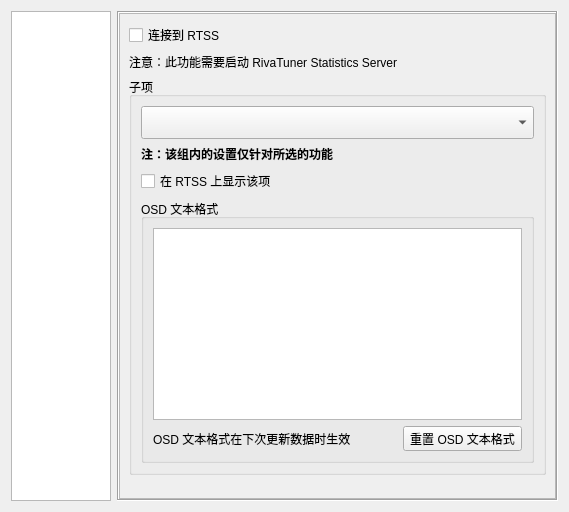
The window that EliteSpeedrunTool/SettingDialog.ui (GTA5Oracle/EliteSpeedrunTool) describes before a commit, drawn with Qt 5.
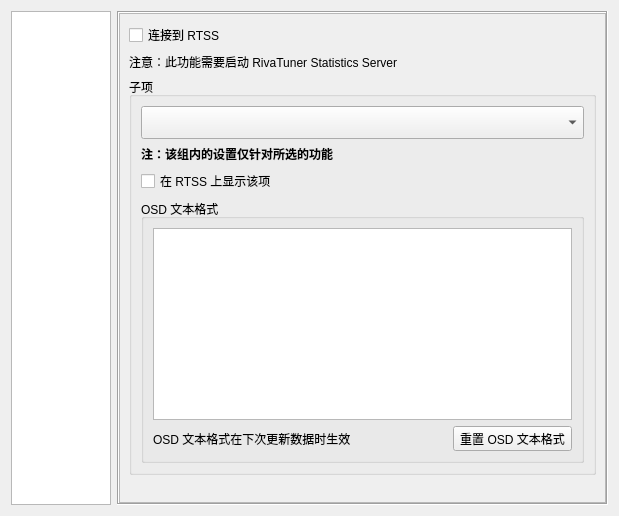
The same window after the commit. Icons and pictures are not drawn.

Diff of the .ui file:
```diff
--- a/EliteSpeedrunTool/SettingDialog.ui
+++ b/EliteSpeedrunTool/SettingDialog.ui
@@ -6,8 +6,8 @@
    <rect>
     <x>0</x>
     <y>0</y>
-    <width>569</width>
-    <height>512</height>
+    <width>619</width>
+    <height>516</height>
    </rect>
   </property>
   <property name="windowTitle">
@@ -712,8 +712,8 @@
            <rect>
             <x>0</x>
             <y>0</y>
-            <width>447</width>
-            <height>488</height>
+            <width>497</width>
+            <height>492</height>
            </rect>
           </property>
           <layout class="QVBoxLayout" name="verticalLayout_33">
@@ -729,6 +729,9 @@
              <property name="text">
               <string>注意：此功能需要启动 RivaTuner Statistics Server</string>
              </property>
+             <property name="wordWrap">
+              <bool>true</bool>
+             </property>
             </widget>
            </item>
            <item>
@@ -757,6 +760,9 @@
                 <property name="text">
                  <string>注：该组内的设置仅针对所选的功能</string>
                 </property>
+                <property name="wordWrap">
+                 <bool>true</bool>
+                </property>
                </widget>
               </item>
               <item>
@@ -779,24 +785,20 @@
                   <layout class="QHBoxLayout" name="horizontalLayout_5">
                    <item>
                     <widget class="QLabel" name="label_43">
+                     <property name="sizePolicy">
+                      <sizepolicy hsizetype="Expanding" vsizetype="Preferred">
+                       <horstretch>0</horstretch>
+                       <verstretch>0</verstretch>
+                      </sizepolicy>
+                     </property>
                      <property name="text">
                       <string>OSD 文本格式在下次更新数据时生效</string>
                      </property>
+                     <property name="wordWrap">
+                      <bool>true</bool>
+                     </property>
                     </widget>
                    </item>
-                   <item>
-                    <spacer name="horizontalSpacer">
-                     <property name="orientation">
-                      <enum>Qt::Horizontal</enum>
-                     </property>
-                     <property name="sizeHint" stdset="0">
-                      <size>
-                       <width>40</width>
-                       <height>20</height>
-                      </size>
-                     </property>
-                    </spacer>
-                   </item>
                    <item>
                     <widget class="QToolButton" name="tbRtssSubFunctionResetOsdText">
                      <property name="text">
```
Left out of the diff: 28 changed lines with no effect on the pictures.
